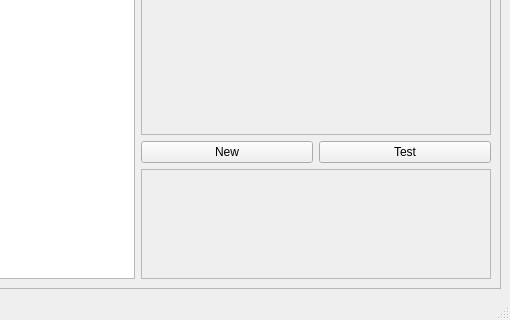
Qt form data/ui/pynguin.ui (aresnick/pynguin) before a commit; both pictures show x 391 to 901 and y 280 to 600 of the 901 by 600 pixel window.
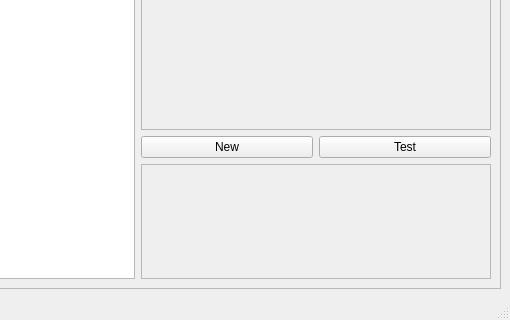
The same form after that commit.

Commit message: get first line command entry working

What changed in the file:
```diff
--- a/data/ui/pynguin.ui
+++ b/data/ui/pynguin.ui
@@ -71,13 +71,13 @@
            <property name="minimumSize">
             <size>
              <width>0</width>
-             <height>110</height>
+             <height>115</height>
             </size>
            </property>
            <property name="maximumSize">
             <size>
              <width>16777215</width>
-             <height>110</height>
+             <height>115</height>
             </size>
            </property>
            <property name="frameShape">
```
The commit also changes 1 other file.
